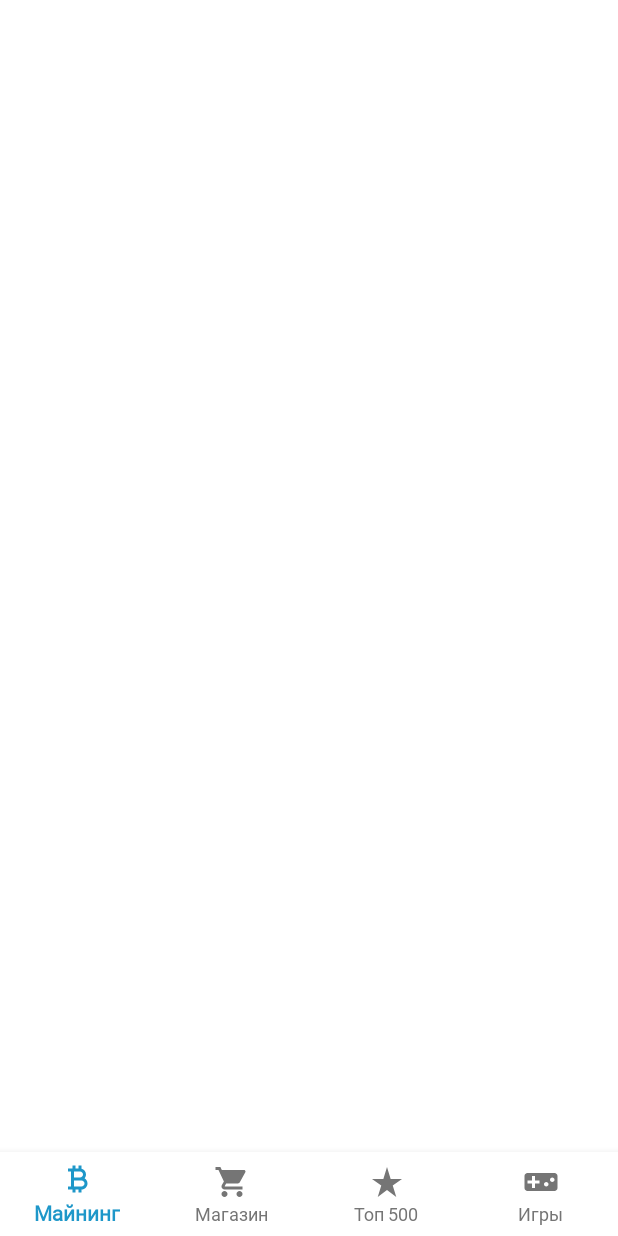
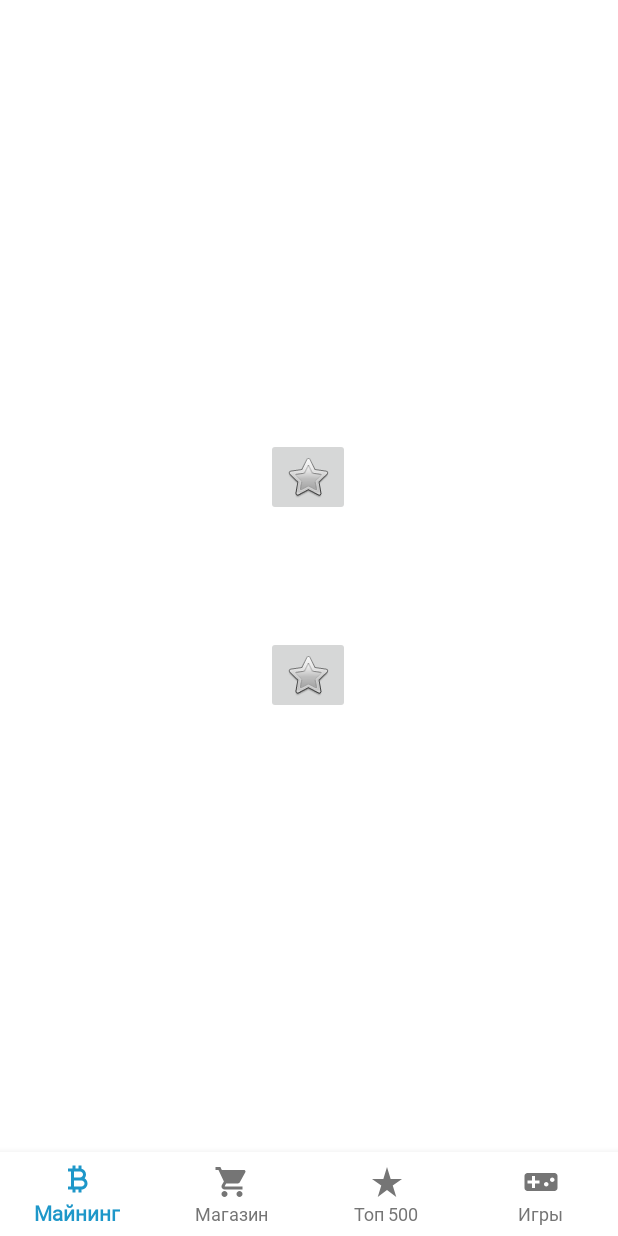
Before and after one commit to Arsbul-hub/TON_clicker, an Android app: the fragment ShopScreenFragment placed in its activity, on a phone screen of 412 x 824 dp. Run offline under Robolectric (Android 15) with nearby library versions, the phone set to English and light mode, and no system bars; 3 statements that could not run were skipped.

Commit message:
Сохранение игровых данных

```diff
--- a/app/src/main/java/com/star_wormwood/ton_clicker/MainActivity.kt
+++ b/app/src/main/java/com/star_wormwood/ton_clicker/MainActivity.kt
@@ -1,5 +1,6 @@
 package com.star_wormwood.ton_clicker
 
+import android.content.Context
 import androidx.appcompat.app.AppCompatActivity
 import android.os.Bundle
 import androidx.fragment.app.Fragment
@@ -14,7 +15,8 @@ import com.star_wormwood.ton_clicker.databinding.ActivityMainBinding
 
 object Managers {
     lateinit var fragmentManager: FragmentNavigationManager
-    val userManager = UserManager()
+    lateinit var userManager: UserManager
+
 }
 object Fragments {
     val miningScreen = MiningScreenFragment()
@@ -30,6 +32,7 @@ class MainActivity : AppCompatActivity() {
         super.onCreate(savedInstanceState)
         binding = ActivityMainBinding.inflate(layoutInflater)
         setContentView(binding.root)
+        Managers.userManager = UserManager(getSharedPreferences("User", Context.MODE_PRIVATE))
         val mapFragments: MutableMap<Int, Fragment> = mutableMapOf(
             R.id.mining to Fragments.miningScreen,
             R.id.shop to Fragments.shopScreen,
--- a/app/src/main/res/layout/fragment_mining_screen.xml
+++ b/app/src/main/res/layout/fragment_mining_screen.xml
@@ -46,7 +46,7 @@ android:layout_height="match_parent">
         android:layout_marginTop="120dp"
         android:text="TextView"
         android:textColor="@color/white"
-    android:textSize="30sp"
+        android:textSize="34sp"
         app:layout_constraintEnd_toEndOf="parent"
         app:layout_constraintStart_toStartOf="parent"
         app:layout_constraintTop_toBottomOf="@+id/constraintLayout" />
--- a/app/src/main/res/layout/shop_screen_fragment.xml
+++ b/app/src/main/res/layout/shop_screen_fragment.xml
@@ -1,6 +1,30 @@
 <?xml version="1.0" encoding="utf-8"?>
 <androidx.constraintlayout.widget.ConstraintLayout xmlns:android="http://schemas.android.com/apk/res/android"
+    xmlns:app="http://schemas.android.com/apk/res-auto"
     xmlns:tools="http://schemas.android.com/tools"
     android:layout_width="match_parent"
     android:layout_height="match_parent"
-    tools:context=".Screens.MiningScreenFragment"/>
+    tools:context=".Screens.MiningScreenFragment">
+
+    <ImageButton
+        android:id="@+id/imageButton"
+        android:layout_width="wrap_content"
+        android:layout_height="wrap_content"
+        android:layout_marginTop="292dp"
+        android:src="@android:drawable/btn_star"
+        app:layout_constraintEnd_toEndOf="parent"
+        app:layout_constraintHorizontal_bias="0.498"
+        app:layout_constraintStart_toStartOf="parent"
+        app:layout_constraintTop_toTopOf="parent" />
+
+    <ImageButton
+        android:id="@+id/imageButton2"
+        android:layout_width="wrap_content"
+        android:layout_height="wrap_content"
+        android:layout_marginBottom="292dp"
+        android:src="@android:drawable/btn_star"
+        app:layout_constraintBottom_toBottomOf="parent"
+        app:layout_constraintEnd_toEndOf="parent"
+        app:layout_constraintHorizontal_bias="0.498"
+        app:layout_constraintStart_toStartOf="parent" />
+</androidx.constraintlayout.widget.ConstraintLayout>
--- a/app/src/main/res/values-night/themes.xml
+++ b/app/src/main/res/values-night/themes.xml
@@ -10,6 +10,9 @@
         <item name="colorSecondaryVariant">@color/teal_200</item>
         <item name="colorOnSecondary">@color/black</item>
         <!-- Status bar color. -->
+        <item name="android:fontFamily">@font/main_font</item>
+
+        <item name="fontFamily">@font/main_font</item>
         <item name="android:statusBarColor">?attr/colorPrimaryVariant</item>
         <!-- Customize your theme here. -->
     </style>
--- a/app/src/main/res/values/themes.xml
+++ b/app/src/main/res/values/themes.xml
@@ -11,10 +11,11 @@
         <item name="colorOnSecondary">@color/black</item>
         <!-- Status bar color. -->
         <item name="android:statusBarColor">?attr/colorPrimaryVariant</item>
+
         <item name="android:fontFamily">@font/main_font</item>
 
         <item name="fontFamily">@font/main_font</item>
-        <item name="android:windowSplashScreenBackground">@color/ic_launcher_background</item>
+
         <!-- Customize your theme here. -->
     </style>
 </resources>
```
Also changed, not shown: app/src/main/java/com/star_wormwood/ton_clicker/Screens/MiningScreenFragment.kt (+8 -1 lines), app/src/main/java/com/star_wormwood/ton_clicker/common/Managers/UserManager.kt (+21 -4 lines), app/src/main/res/layout/main_screen_fragment.xml (deleted, +0 -53 lines). Lines whose indentation alone changed are shown as unchanged.
